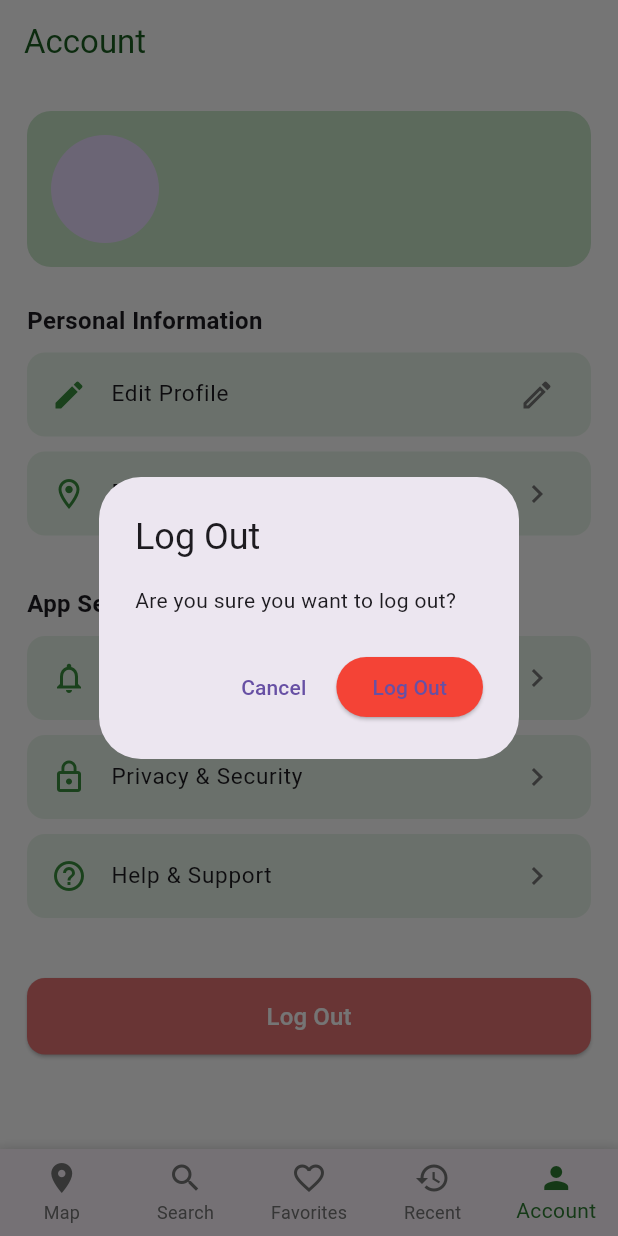
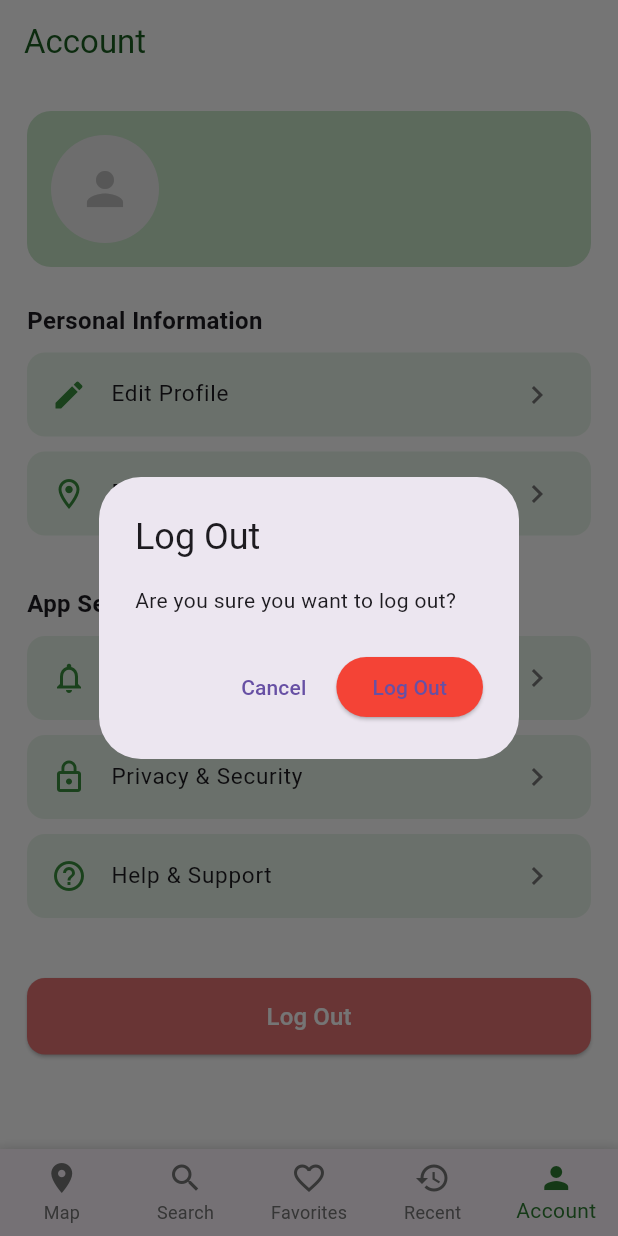
Before and after one commit to LycaApostol/Green_Route, a Flutter app: the screen it shows once a user with an empty profile is signed in, item 5 of the bottom bar chosen, after a tap on "Log Out", on a phone screen of 412 x 824 dp. Run offline on Flutter 3.47's test engine with Material 3 defaults, Android fonts, the phone set to English and light mode, and no system bars; our stand-ins replace cloud_firestore, firebase_auth, firebase_core, firebase_storage, flutter_compass, geolocator and 3 more; missing offline and left inert: flutter_facebook_auth, flutter_polyline_points; accounts and stored records are empty.

Commit message:
implementing the edit profile

```diff
--- a/lib/screens/account_screen.dart
+++ b/lib/screens/account_screen.dart
@@ -3,10 +3,16 @@ import 'package:firebase_auth/firebase_auth.dart';
 import 'settings_default_location.dart';
 import 'settings_notifications.dart';
 import 'settings_privacy.dart';
+import 'settings_edit_profile.dart';
 
-class AccountScreen extends StatelessWidget {
+class AccountScreen extends StatefulWidget {
   const AccountScreen({super.key});
 
+  @override
+  State<AccountScreen> createState() => _AccountScreenState();
+}
+
+class _AccountScreenState extends State<AccountScreen> {
   Future<void> _logout(BuildContext context) async {
     final confirm = await showDialog<bool>(
       context: context,
@@ -30,7 +36,20 @@ class AccountScreen extends StatelessWidget {
     if (confirm != true) return;
 
     await FirebaseAuth.instance.signOut();
+    if (context.mounted) {
       Navigator.of(context).pushNamedAndRemoveUntil('/welcome', (route) => false);
+    }
+  }
+
+  Future<void> _navigateToEditProfile() async {
+    final result = await Navigator.push(
+      context,
+      MaterialPageRoute(builder: (_) => const EditProfileScreen()),
+    );
+
+    if (result == true && mounted) {
+      setState(() {});
+    }
   }
 
   @override
@@ -54,7 +73,6 @@ class AccountScreen extends StatelessWidget {
           child: Column(
             crossAxisAlignment: CrossAxisAlignment.start,
             children: [
-              // 🔹 Profile Header Card
               Container(
                 width: double.infinity,
                 padding: const EdgeInsets.all(16),
@@ -66,57 +84,43 @@ class AccountScreen extends StatelessWidget {
                   children: [
                     CircleAvatar(
                       radius: 36,
-                      backgroundImage: photoURL != null
-                          ? NetworkImage(photoURL)
-                          : const AssetImage('assets/avatar_placeholder.png')
-                              as ImageProvider,
+                      backgroundColor: Colors.grey[200],
+                      backgroundImage: photoURL != null ? NetworkImage(photoURL) : null,
+                      child: photoURL == null
+                          ? Icon(Icons.person, size: 36, color: Colors.grey[400])
+                          : null,
                     ),
                     const SizedBox(width: 12),
-                    Column(
+                    Expanded(
+                      child: Column(
                         crossAxisAlignment: CrossAxisAlignment.start,
                         children: [
                           Text(
                             displayName,
-                          style: const TextStyle(
-                            fontWeight: FontWeight.bold,
-                            fontSize: 18,
-                          ),
+                            style: const TextStyle(fontWeight: FontWeight.bold, fontSize: 18),
+                            overflow: TextOverflow.ellipsis,
                           ),
                           const SizedBox(height: 4),
                           Text(
                             email,
-                          style: TextStyle(
-                            fontSize: 13,
-                            color: Colors.grey[600],
+                            style: TextStyle(fontSize: 13, color: Colors.grey[600]),
+                            overflow: TextOverflow.ellipsis,
+                          ),
+                        ],
                       ),
                     ),
                   ],
                 ),
-                  ],
               ),
-              ),
-
               const SizedBox(height: 24),
-
-              // 🔹 Personal Information Section
-              const Text(
-                "Personal Information",
-                style: TextStyle(
-                  fontWeight: FontWeight.bold,
-                  fontSize: 16,
-                ),
-              ),
+              const Text("Personal Information", style: TextStyle(fontWeight: FontWeight.bold, fontSize: 16)),
               const SizedBox(height: 10),
               _settingsTile(
                 context,
                 icon: Icons.edit,
                 title: "Edit Profile",
-                trailing: Icons.edit_outlined,
-                onTap: () {
-                  ScaffoldMessenger.of(context).showSnackBar(
-                    const SnackBar(content: Text('Edit Profile not yet implemented')),
-                  );
-                },
+                trailing: Icons.chevron_right,
+                onTap: _navigateToEditProfile,
               ),
               _settingsTile(
                 context,
@@ -128,17 +132,8 @@ class AccountScreen extends StatelessWidget {
                   MaterialPageRoute(builder: (_) => const DefaultLocationSettings()),
                 ),
               ),
-
               const SizedBox(height: 24),
-
-              // 🔹 App Settings Section
-              const Text(
-                "App Settings",
-                style: TextStyle(
-                  fontWeight: FontWeight.bold,
-                  fontSize: 16,
-                ),
-              ),
+              const Text("App Settings", style: TextStyle(fontWeight: FontWeight.bold, fontSize: 16)),
               const SizedBox(height: 10),
               _settingsTile(
                 context,
@@ -171,10 +166,7 @@ class AccountScreen extends StatelessWidget {
                   );
                 },
               ),
-
               const SizedBox(height: 30),
-
-              // 🔹 Log Out Button
               SizedBox(
                 width: double.infinity,
                 child: ElevatedButton(
@@ -182,14 +174,9 @@ class AccountScreen extends StatelessWidget {
                   style: ElevatedButton.styleFrom(
                     backgroundColor: Colors.red[300],
                     padding: const EdgeInsets.symmetric(vertical: 14),
-                    shape: RoundedRectangleBorder(
-                      borderRadius: BorderRadius.circular(12),
+                    shape: RoundedRectangleBorder(borderRadius: BorderRadius.circular(12)),
                   ),
-                  ),
-                  child: const Text(
-                    "Log Out",
-                    style: TextStyle(fontSize: 16, color: Colors.white),
-                  ),
+                  child: const Text("Log Out", style: TextStyle(fontSize: 16, color: Colors.white)),
                 ),
               ),
             ],
--- a/pubspec.yaml
+++ b/pubspec.yaml
@@ -23,6 +23,7 @@ dependencies:
   google_sign_in: ^6.2.1
   flutter_facebook_auth: ^6.0.3
   flutter_tts: ^3.8.0
+  firebase_storage: ^12.4.10
 
   # --- Maps & Location ---
   google_maps_flutter: ^2.6.0
@@ -37,6 +38,9 @@ dependencies:
   # --- Networking ---
   http: ^1.2.1
   rename_app: ^1.6.5
+
+# --- Image handling ---
+  image_picker: ^1.0.7
 
 dev_dependencies:
   flutter_test:
```
Also changed, not shown: lib/screens/favorites_screen.dart (+40 -4 lines), lib/screens/route_detail_screen.dart (+13 -5 lines), lib/screens/settings_edit_profile.dart (added, +333 -0 lines), pubspec.lock, 6 other files. Lines whose indentation alone changed are shown as unchanged.
